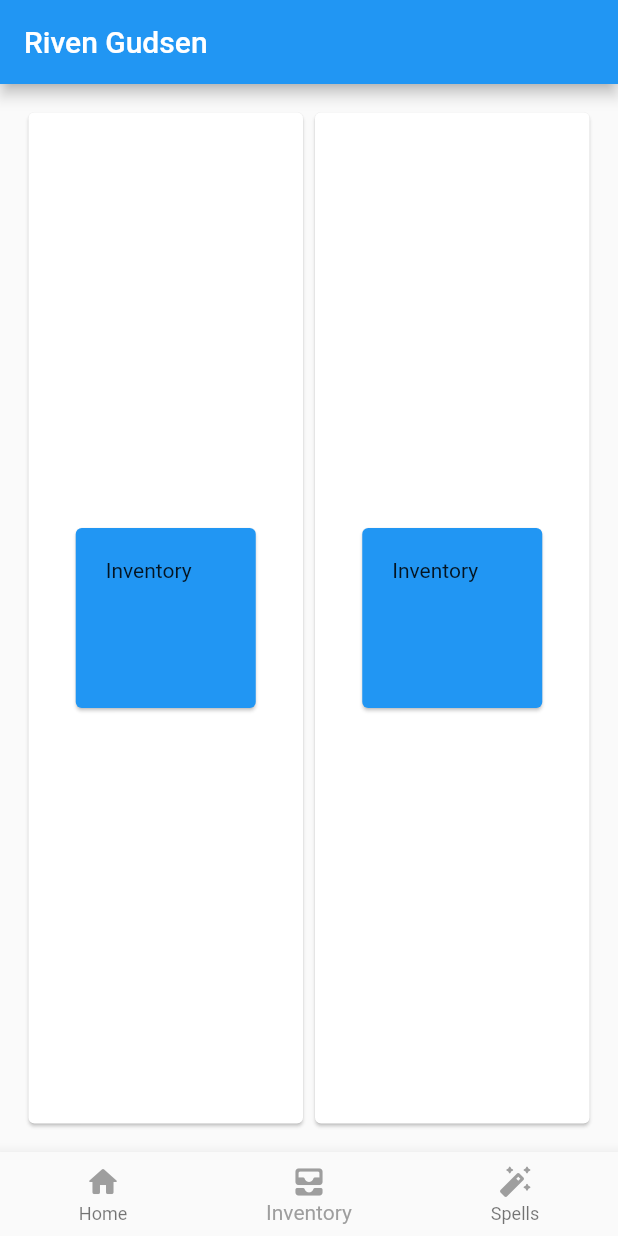
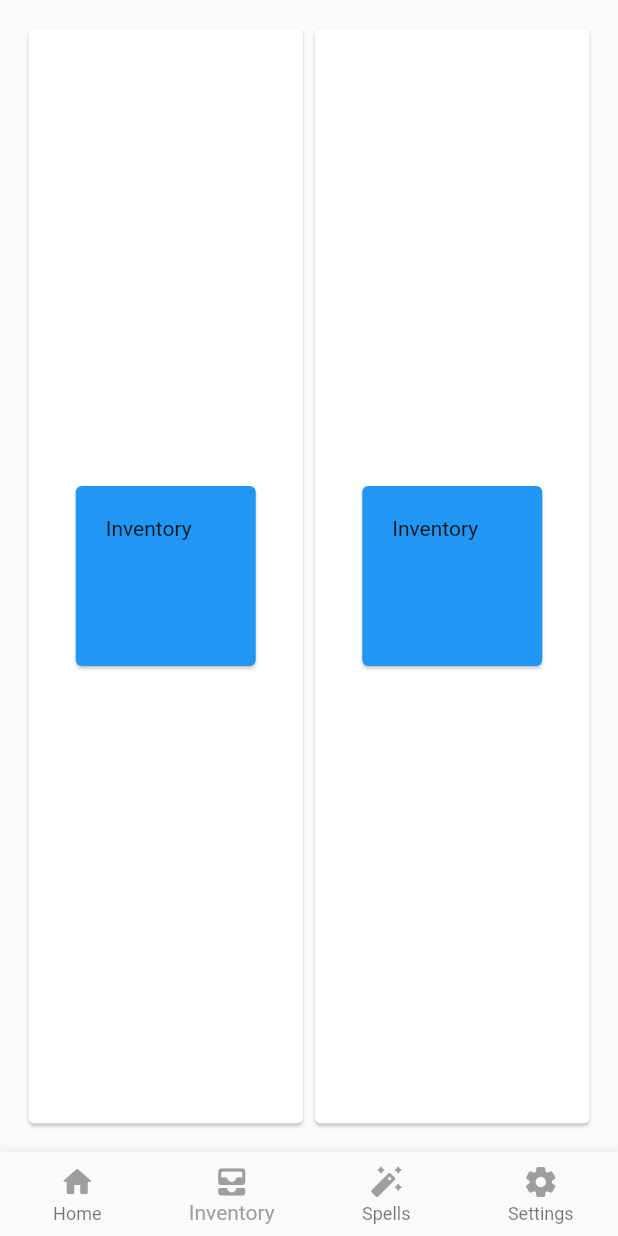
Before and after one commit to IlPapera/cs5e_iOS_flutter, a Flutter app: the screen it shows after launch, item 2 of the bottom bar chosen, on a phone screen of 412 x 824 dp. Run offline on Flutter 3.47's test engine with Material 2 defaults, Android fonts, the phone set to English and light mode, and no system bars; statements that could not run were skipped.

Commit message:
added settings and removed navbar

```diff
--- a/cs5e/lib/main.dart
+++ b/cs5e/lib/main.dart
@@ -81,6 +81,8 @@ final List<String> keys = [
 ];
 
 List<Widget> data50 = [];
+
+List<Widget> controlPanelWidgets = [];
 
 int level = 2;
 
@@ -470,7 +472,7 @@ Widget controlPanelGenerator() {
               children: [
                 Expanded(
                   flex: 6,
-                  child: Text('0'),
+                  child: controlPanelWidgets[0],
                 ),
                 Expanded(
                   flex: 1,
@@ -486,7 +488,7 @@ Widget controlPanelGenerator() {
                           children: [
                             Expanded(
                               flex: 6,
-                              child: Text('1'),
+                              child: controlPanelWidgets[1],
                             ),
                             Expanded(
                               flex: 6,
@@ -494,7 +496,7 @@ Widget controlPanelGenerator() {
                             ),
                             Expanded(
                               flex: 6,
-                              child: Text('2'),
+                              child: controlPanelWidgets[2],
                             ),
                           ],
                         ),
@@ -502,7 +504,7 @@ Widget controlPanelGenerator() {
                       VerticalDivider(),
                       Expanded(
                         flex: 6,
-                        child: Text('3'),
+                        child: controlPanelWidgets[3],
                       ),
                     ],
                   ),
@@ -523,7 +525,7 @@ Widget controlPanelGenerator() {
               children: [
                 Expanded(
                   flex: 6,
-                  child: Text('4'),
+                  child: controlPanelWidgets[4],
                 ),
                 Expanded(
                   flex: 1,
@@ -539,7 +541,7 @@ Widget controlPanelGenerator() {
                           children: [
                             Expanded(
                               flex: 6,
-                              child: Text('5'),
+                              child: controlPanelWidgets[5],
                             ),
                             Expanded(
                               flex: 6,
@@ -547,7 +549,7 @@ Widget controlPanelGenerator() {
                             ),
                             Expanded(
                               flex: 6,
-                              child: Text('6'),
+                              child: controlPanelWidgets[6],
                             ),
                           ],
                         ),
@@ -555,7 +557,7 @@ Widget controlPanelGenerator() {
                       VerticalDivider(),
                       Expanded(
                         flex: 6,
-                        child: Text('7'),
+                        child: controlPanelWidgets[7],
                       ),
                     ],
                   ),
@@ -576,7 +578,7 @@ Widget controlPanelGenerator() {
               children: [
                 Expanded(
                   flex: 6,
-                  child: Text('8'),
+                  child: controlPanelWidgets[8],
                 ),
                 Expanded(
                   flex: 1,
@@ -588,12 +590,12 @@ Widget controlPanelGenerator() {
                     children: [
                       Expanded(
                         flex: 6,
-                        child: Text('9'),
+                        child: controlPanelWidgets[9],
                       ),
                       VerticalDivider(),
                       Expanded(
                         flex: 6,
-                        child: Text('10'),
+                        child: controlPanelWidgets[10],
                       ),
                     ],
                   ),
@@ -632,10 +634,22 @@ class _MyAppState extends State<MyApp> {
     List<Widget> attributes = [];
     List<Widget> quickMenus = [];
 
-    Widget controlPanel = controlPanelGenerator();
-
     inventory.inventoryOrder();
     spellBook.spellsOrder();
+
+    controlPanelWidgets.add(Text('0'));
+    controlPanelWidgets.add(Text('1'));
+    controlPanelWidgets.add(Text('2'));
+    controlPanelWidgets.add(Text('3'));
+    controlPanelWidgets.add(Text('4'));
+    controlPanelWidgets.add(Text('5'));
+    controlPanelWidgets.add(Text('6'));
+    controlPanelWidgets.add(Text('7'));
+    controlPanelWidgets.add(Text('8'));
+    controlPanelWidgets.add(Text('9'));
+    controlPanelWidgets.add(Text('10'));
+
+    Widget controlPanel = controlPanelGenerator();
 
     attributes.add(
       attributeBoxGenerator(
@@ -907,6 +921,65 @@ class _MyAppState extends State<MyApp> {
     );
 
 /*
+..######..########.########.########.####.##....##..######....######.
+.##....##.##..........##.......##.....##..###...##.##....##..##....##
+.##.......##..........##.......##.....##..####..##.##........##......
+..######..######......##.......##.....##..##.##.##.##...####..######.
+.......##.##..........##.......##.....##..##..####.##....##........##
+.##....##.##..........##.......##.....##..##...###.##....##..##....##
+..######..########....##.......##....####.##....##..######....######.
+*/
+
+    Widget settingsPage = Scaffold(
+      body: Row(
+        children: [
+          Expanded(
+            flex: 2,
+            child: Card(
+              child: Padding(
+                padding: const EdgeInsets.all(8.0),
+                child: Center(
+                  child: Card(
+                    color: Colors.green,
+                    child: Container(
+                      margin: const EdgeInsets.all(10),
+                      padding: const EdgeInsets.all(10),
+                      height: 100,
+                      width: 100,
+                      child: const Text('settings'),
+                      //decoration: BoxDecoration(shape: BoxShape.circle),
+                    ),
+                  ),
+                ),
+              ),
+            ),
+          ),
+          Expanded(
+            flex: 2,
+            child: Card(
+              child: Padding(
+                padding: const EdgeInsets.all(8.0),
+                child: Center(
+                  child: Card(
+                    color: Colors.green,
+                    child: Container(
+                      margin: const EdgeInsets.all(10),
+                      padding: const EdgeInsets.all(10),
+                      height: 100,
+                      width: 100,
+                      child: const Text('settings'),
+                      //decoration: BoxDecoration(shape: BoxShape.circle),
+                    ),
+                  ),
+                ),
+              ),
+            ),
+          ),
+        ],
+      ),
+    );
+
+/*
 ..######...########.##....##.########.########.....###....##.............###....########..########.
 .##....##..##.......###...##.##.......##.....##...##.##...##............##.##...##.....##.##.....##
 .##........##.......####..##.##.......##.....##..##...##..##...........##...##..##.....##.##.....##
@@ -920,6 +993,7 @@ class _MyAppState extends State<MyApp> {
       homePage,
       inventoryPage,
       spellsPage,
+      settingsPage,
     ];
 
     final barItems = <BottomNavigationBarItem>[
@@ -938,6 +1012,11 @@ class _MyAppState extends State<MyApp> {
           icon: Icon(Icons.auto_fix_high_rounded, color: Colors.grey),
           label: 'Spells',
           activeIcon: Icon(Icons.auto_fix_high_rounded, color: Colors.grey)),
+      const BottomNavigationBarItem(
+          tooltip: 'Settings',
+          icon: Icon(Icons.settings_rounded, color: Colors.grey),
+          label: 'Settings',
+          activeIcon: Icon(Icons.settings_rounded, color: Colors.grey)),
     ];
 
     final bottNavBar = BottomNavigationBar(
@@ -957,10 +1036,6 @@ class _MyAppState extends State<MyApp> {
       darkTheme: ThemeData.dark(),
       themeMode: ThemeMode.system,
       home: Scaffold(
-        appBar: AppBar(
-          backgroundColor: Colors.grey[650],
-          title: Text(nomePersonaggio),
-        ),
         body: Container(
           padding: const EdgeInsets.all(15),
           child: tabPages[currIndex],
```
